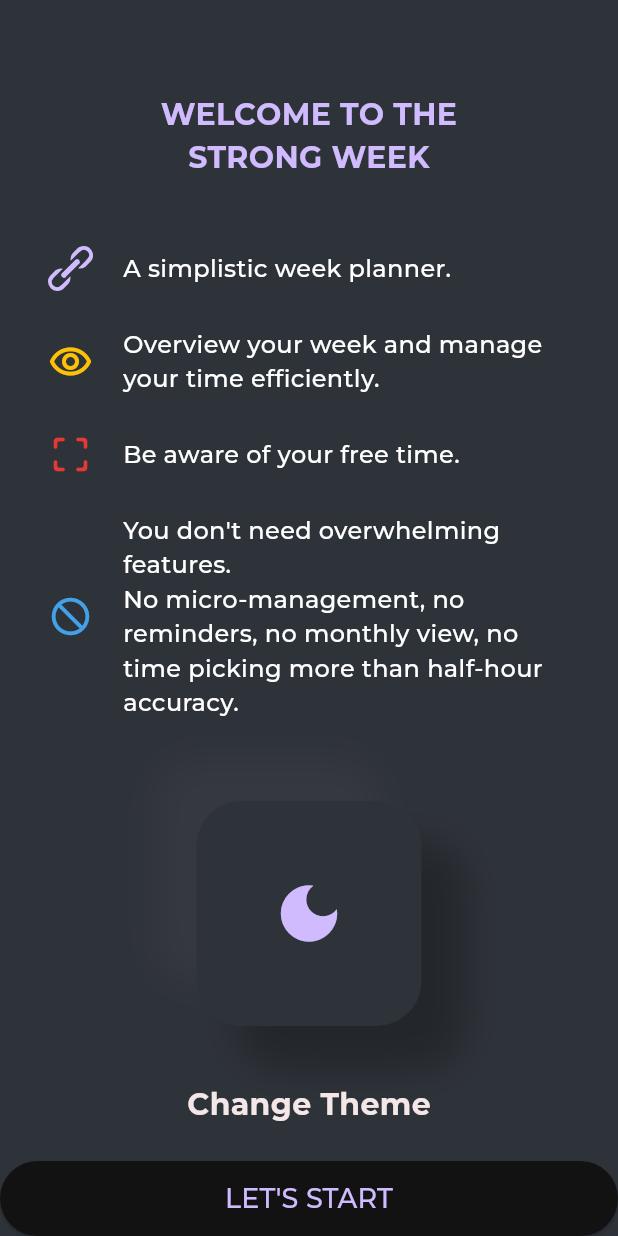
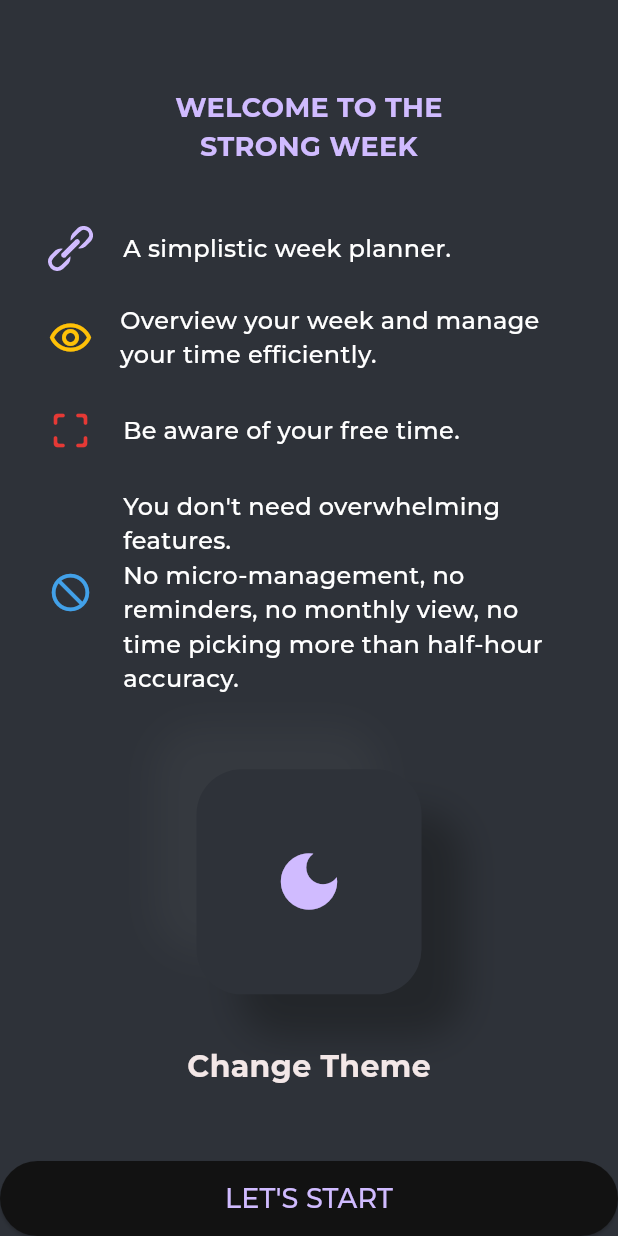
Before and after one commit to batuhanozcan1605/weekplanner, a Flutter app: the screen it shows after launch, on a phone screen of 412 x 824 dp. Run offline on Flutter 3.47's test engine with Material 3 defaults, Android fonts, the phone set to English and light mode, and no system bars; our stand-ins replace flutter_inset_box_shadow, flutter_svg, page_view_dot_indicator, popover, shared_preferences, sqflite and 1 more; missing offline and left inert: duration_picker, interval_time_picker; accounts and stored records are empty; project files that could hold a hidden picture were left out.

Commit message:
responsive onboarding screen

```diff
--- a/lib/constants.dart
+++ b/lib/constants.dart
@@ -7,8 +7,6 @@ class Constants {
   static const softColor = Color(0xFFF3E7E7);
   static const lightGrey = Color(0xFF74736F);
   static const themePurple = Color(0xFFD0BBFF);
-
-
   /*Widget myText(input) => Text(
     '$input',
     style: const TextStyle(color: softColor),
--- a/lib/screens/onboarding_screen.dart
+++ b/lib/screens/onboarding_screen.dart
@@ -4,7 +4,6 @@ import 'package:weekplanner/main.dart';
 import 'package:flutter/material.dart' hide BoxDecoration, BoxShadow;
 import 'package:flutter_inset_box_shadow/flutter_inset_box_shadow.dart';
 import 'package:weekplanner/theme/theme.dart';
-
 import '../theme/theme_provider.dart';
 
 class OnBoardingScreen extends StatefulWidget {
@@ -22,7 +21,7 @@ class _OnBoardingScreenState extends State<OnBoardingScreen> {
   void initState() {
     super.initState();
     // Start the opacity animation after a delay
-    Future.delayed(Duration(milliseconds: 1200), () {
+    Future.delayed(const Duration(milliseconds: 1200), () {
       setState(() {
         opacity = 1.0;
       });
@@ -31,15 +30,18 @@ class _OnBoardingScreenState extends State<OnBoardingScreen> {
 
   @override
   Widget build(BuildContext context) {
+    var screenSize = MediaQuery.of(context).size;
+    final height = screenSize.height;
+    double refPhoneHeight = 915.0;
     final themeProvider = Provider.of<ThemeProvider>(context, listen: false);
     ColorScheme colorScheme = Theme.of(context).colorScheme;
-    Offset distance = isPressed ? Offset(10, 10) : Offset(28, 28);
+    Offset distance = isPressed ? const Offset(10, 10) : const Offset(28, 28);
     double blur = 20.0;
 
     return Scaffold(
       backgroundColor: themeProvider.themeData == darkTheme
-          ? Color(0xFF2E3239)
-          : Color(0xFFF3E7E7),
+          ? const Color(0xFF2E3239)
+          : const Color(0xFFF3E7E7),
       body: SingleChildScrollView(
         child: Padding(
           padding: const EdgeInsets.all(32.0),
@@ -50,19 +52,19 @@ class _OnBoardingScreenState extends State<OnBoardingScreen> {
               mainAxisAlignment: MainAxisAlignment.start,
               children: [
                 Padding(
-                  padding: EdgeInsets.only(top: 30.0),
+                  padding: EdgeInsets.only(top: height/(refPhoneHeight/30.0)),
                   child: Text(
                     "WELCOME TO THE\nSTRONG WEEK",
                     textAlign: TextAlign.center,
                     style: TextStyle(
                         color: colorScheme.primary,
                         fontFamily: 'Montserrat',
-                        fontSize: 20,
+                        fontSize: height/(refPhoneHeight/20),
                         fontWeight: FontWeight.bold),
                   ),
                 ),
                 Padding(
-                  padding: const EdgeInsets.only(top: 44.0),
+                  padding: EdgeInsets.only(top: height/(refPhoneHeight/44)),
                   child: Row(
                     children: [
                       SvgPicture.asset(
@@ -81,19 +83,19 @@ class _OnBoardingScreenState extends State<OnBoardingScreen> {
                     ],
                   ),
                 ),
-                const Padding(
-                  padding: EdgeInsets.only(top: 24.0),
+                Padding(
+                  padding: EdgeInsets.only(top: height/(refPhoneHeight/24)),
                   child: Row(
                     children: [
-                      Icon(
+                      const Icon(
                         Icons.remove_red_eye_outlined,
                         color: Color(0xFFFFC107),
                         size: 30,
                       ),
                       SizedBox(
-                        width: 20,
+                        width: height/(refPhoneHeight/20),
                       ),
-                      Flexible(
+                      const Flexible(
                           child: Text(
                         'Overview your week and manage your time efficiently.',
                         style:
@@ -145,7 +147,7 @@ class _OnBoardingScreenState extends State<OnBoardingScreen> {
                   ),
                 ),
                 Padding(
-                  padding: const EdgeInsets.only(top: 54.0),
+                  padding: EdgeInsets.only(top: height/(refPhoneHeight/54)),
                   child: Row(
                     mainAxisAlignment: MainAxisAlignment.center,
                     children: [
@@ -162,15 +164,15 @@ class _OnBoardingScreenState extends State<OnBoardingScreen> {
                           decoration: BoxDecoration(
                               borderRadius: BorderRadius.circular(30),
                               color: themeProvider.themeData == darkTheme
-                                  ? Color(0xFF2E3239)
-                                  : Color(0xFFF3E7E7),
+                                  ? const Color(0xFF2E3239)
+                                  : const Color(0xFFF3E7E7),
                               boxShadow: [
                                 BoxShadow(
                                   inset: isPressed,
                                   blurRadius: blur,
                                   offset: -distance,
                                   color: themeProvider.themeData == darkTheme
-                                      ? Color(0xFF35393F)
+                                      ? const Color(0xFF35393F)
                                       : Colors.white70,
                                 ),
                                 BoxShadow(
@@ -178,8 +180,8 @@ class _OnBoardingScreenState extends State<OnBoardingScreen> {
                                   blurRadius: blur,
                                   offset: distance,
                                   color: themeProvider.themeData == darkTheme
-                                      ? Color(0xFF23262A)
-                                      : Color(0xFFA7A9AF),
+                                      ? const Color(0xFF23262A)
+                                      : const Color(0xFFA7A9AF),
                                 ),
                               ]),
                           duration: const Duration(milliseconds: 100),
@@ -199,7 +201,7 @@ class _OnBoardingScreenState extends State<OnBoardingScreen> {
                     ],
                   ),
                 ),
-                SizedBox(height: 38,),
+                SizedBox(height: height/(refPhoneHeight/38),),
                 Text(
                   "Change Theme",
                   style:
@@ -231,50 +233,3 @@ class _OnBoardingScreenState extends State<OnBoardingScreen> {
     );
   }
 }
-
-/*
-Container(
-width: 500.0,
-height: 500.0,
-color: Color(0xff333333),
-alignment: Alignment.center,
-transformAlignment: Alignment.center,
-child: Container(
-color: Color(0xff333333),
-child: Container(
-width: 184,
-height: 184,
-child: Icon(
-Icons.star,
-size: 61,
-color: Colors.amber,
-),
-decoration: BoxDecoration(
-color: Color(0xff333333),
-borderRadius: BorderRadius.circular(33),
-gradient: LinearGradient(
-begin: Alignment.topLeft,
-end: Alignment.bottomRight,
-colors: [
-Color(0xff333333),
-Color(0xff333333),
-],
-),
-boxShadow: [
-BoxShadow(
-color: Color(0xff4a4a4a),
-offset: Offset(-12.8, -12.8),
-blurRadius: 19,
-spreadRadius: 0.0,
-),
-BoxShadow(
-color: Color(0xff1c1c1c),
-offset: Offset(12.8, 12.8),
-blurRadius: 19,
-spreadRadius: 0.0,
-),
-],
-),
-),
-),
-)*/
```
